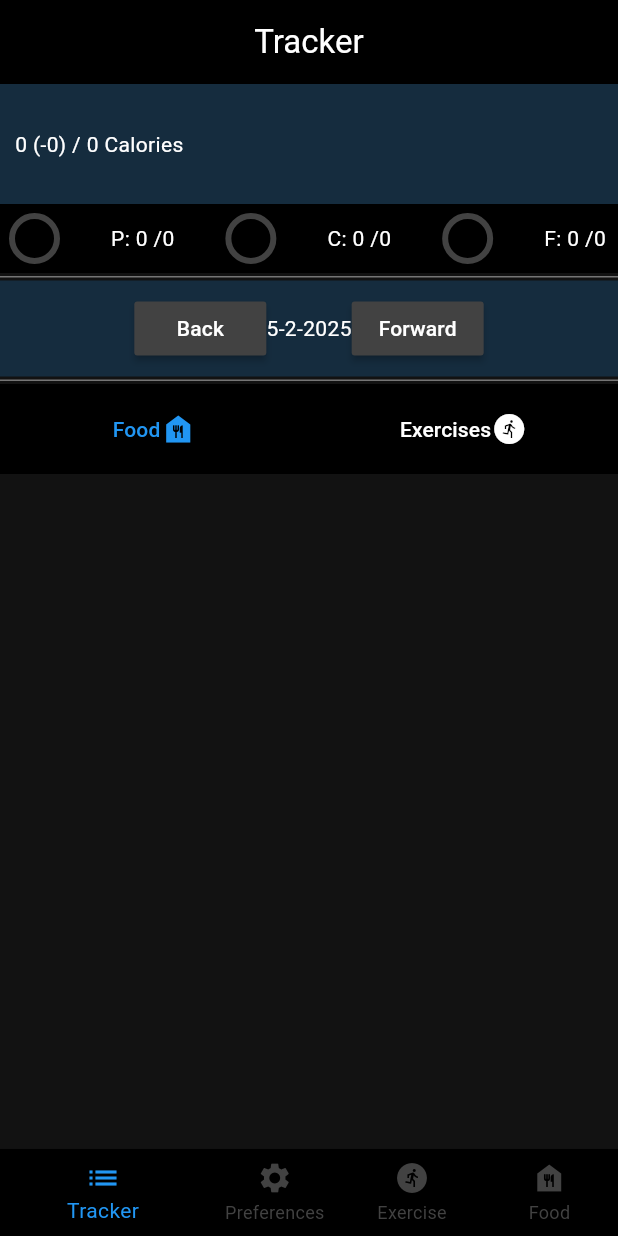
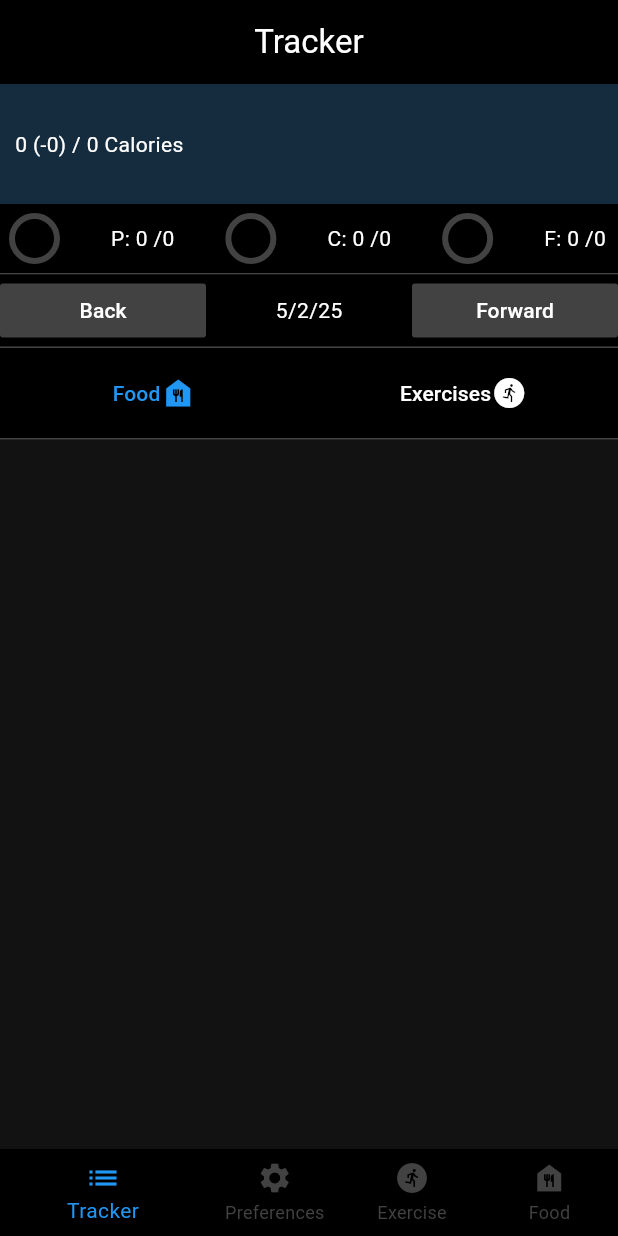
Before and after one commit to r2andrew/caloreasy, a Flutter app: the screen it shows after launch, after a tap on "Back", on a phone screen of 412 x 824 dp. Run offline on Flutter 3.47's test engine with Material 3 defaults, Android fonts, the phone set to English and light mode, and no system bars; our stand-ins replace flutter_local_notifications, flutter_slidable, hive, hive_flutter; missing offline and left inert: android_alarm_manager_plus, openfoodfacts; accounts and stored records are empty.

Commit message:
date selector to own component

```diff
--- /dev/null
+++ b/lib/components/date_selector.dart
@@ -0,0 +1,46 @@
+import 'package:flutter/material.dart';
+
+class DateSelector extends StatelessWidget {
+
+  DateTime selectedDate;
+  Function updateDate;
+
+  DateSelector({
+    super.key,
+    required this.selectedDate,
+    required this.updateDate
+  });
+
+  DateTime todaysDate = DateTime.now()
+      .copyWith(hour: 0, minute: 0, second: 0, millisecond: 0, microsecond: 0);
+
+  @override
+  Widget build(BuildContext context) {
+    return Container(
+      color: Colors.black,
+      child: Row(
+        mainAxisAlignment: MainAxisAlignment.center,
+        children: [
+          Expanded(
+            child: MaterialButton(
+              color: Colors.grey[800],
+              onPressed: () => updateDate("back"),
+              child: Text('Back'),
+            ),
+          ),
+          Expanded(child: Center(child:
+            Text('${selectedDate.day}/${selectedDate.month}/'
+                '${selectedDate.year.toString().substring(2,4)}'))),
+          // if viewing a past day, present a forward button
+          Expanded(
+            child: MaterialButton(
+              color: selectedDate.isBefore(todaysDate) ? Colors.grey[800] : Colors.grey[800],
+              onPressed: selectedDate.isBefore(todaysDate) ? () => updateDate("forward") : () => (),
+              child: selectedDate.isBefore(todaysDate) ? Text('Forward') : Icon(Icons.not_interested),
+            ),
+          )
+        ],
+      ),
+    );
+  }
+}
--- a/lib/pages/base_page.dart
+++ b/lib/pages/base_page.dart
@@ -28,9 +28,10 @@ class _BasePageState extends State<BasePage> {
     }
   }
 
-  void updateDate(DateTime changedDate) {
+  void updateDate(String direction) {
     setState(() {
-      selectedDate = changedDate;
+      direction == 'forward' ? selectedDate = selectedDate.add(Duration(days: 1)) :
+          selectedDate = selectedDate.subtract(Duration(days: 1));
     });
   }
 
--- a/lib/pages/tracker.dart
+++ b/lib/pages/tracker.dart
@@ -3,6 +3,7 @@ import 'package:caloreasy/database/local_database.dart';
 import 'package:flutter/material.dart';
 import 'package:flutter_slidable/flutter_slidable.dart';
 import 'package:openfoodfacts/openfoodfacts.dart';
+import '../components/date_selector.dart';
 
 class TrackerPage extends StatefulWidget {
 
@@ -99,17 +100,6 @@ class _TrackerPageState extends State<TrackerPage> {
     return [percentageFilled, Colors.green];
   }
 
-  void changeSelectedDate(String direction) {
-    setState(() {
-      if (direction == "forward") {
-        widget.updateDate(widget.selectedDate.add(Duration(days: 1)));
-      } else {
-        widget.updateDate(widget.selectedDate.subtract(Duration(days: 1)));
-      }
-      calcNutrientsConsumedToday();
-    });
-  }
-
   void deleteFood (id) {
     setState(() {
       db.deleteFoodEntry(widget.selectedDate.toString(), id);
@@ -121,56 +111,6 @@ class _TrackerPageState extends State<TrackerPage> {
     setState(() {
       db.deleteExerciseEntry(widget.selectedDate.toString(), index);
     });
-  }
-
-  Widget DateSelector () {
-    // only display forward option if widget.selectedDate is before todaysDate
-    // (can't select future dates)
-    if (widget.selectedDate.isBefore(todaysDate)) {
-      return Container(
-        color: Colors.blue.withAlpha(50),
-        child: Padding(
-          padding: const EdgeInsets.all(8.0),
-          child: Row(
-            mainAxisAlignment: MainAxisAlignment.center,
-            children: [
-              MaterialButton(
-                color: Colors.grey[800],
-                onPressed: () => changeSelectedDate("back"),
-                child: Text('Back'),
-              ),
-              Text('${widget.selectedDate.day}-${widget.selectedDate.month}-${widget.selectedDate
-                  .year}'),
-              MaterialButton(
-                color: Colors.grey[800],
-                onPressed: () => changeSelectedDate("forward"),
-                child: Text('Forward'),
-              )
-            ],
-          ),
-        ),
-      );
-    } else {
-      return Container(
-        color: Colors.black,
-        child: Padding(
-          padding: const EdgeInsets.all(8.0),
-          child: Row(
-            mainAxisAlignment: MainAxisAlignment.center,
-            children: [
-              MaterialButton(
-                color: Colors.grey[800],
-                onPressed: () => changeSelectedDate("back"),
-                child: Text('Back'),
-              ),
-              Text('${widget.selectedDate.day}-${widget.selectedDate.month}-${widget.selectedDate
-                  .year}'),
-              SizedBox(width: 80, height: 20)
-            ],
-          ),
-        ),
-      );
-    }
   }
 
   Widget itemsView () {
@@ -317,11 +257,11 @@ class _TrackerPageState extends State<TrackerPage> {
               ),
             ),
 
-            Divider(height: 5, thickness: 1, color: Colors.grey[600],),
+            Divider(height: 1, thickness: 1, color: Colors.grey[800],),
 
-            DateSelector(),
+            DateSelector(selectedDate: widget.selectedDate, updateDate: widget.updateDate),
 
-            Divider(height: 5, thickness: 1, color: Colors.grey[600],),
+            Divider(height: 1, thickness: 1, color: Colors.grey[800],),
 
             // TODO: notification testing
             // Container(
@@ -403,6 +343,9 @@ class _TrackerPageState extends State<TrackerPage> {
               ),
             ),
 
+            Divider(height: 1, thickness: 1, color: Colors.grey[800],),
+
+
             itemsView(),
           ],
         ),
```
